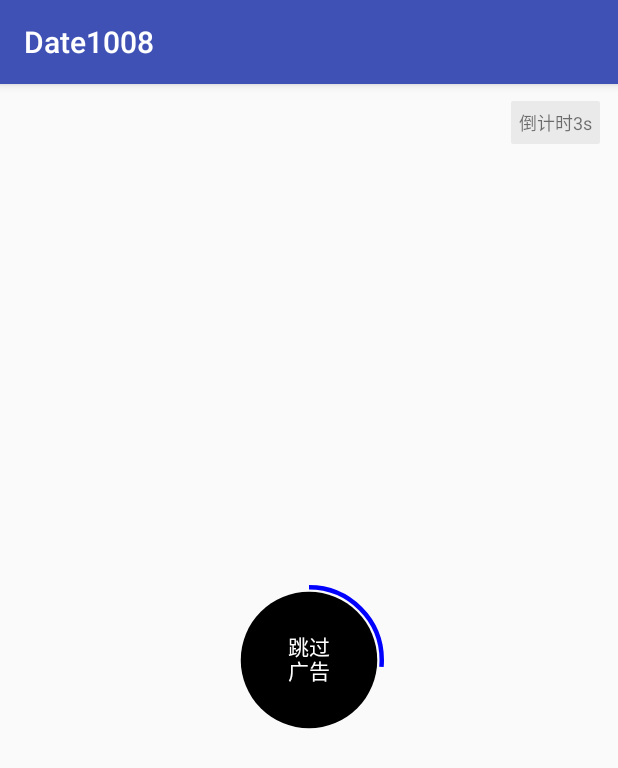
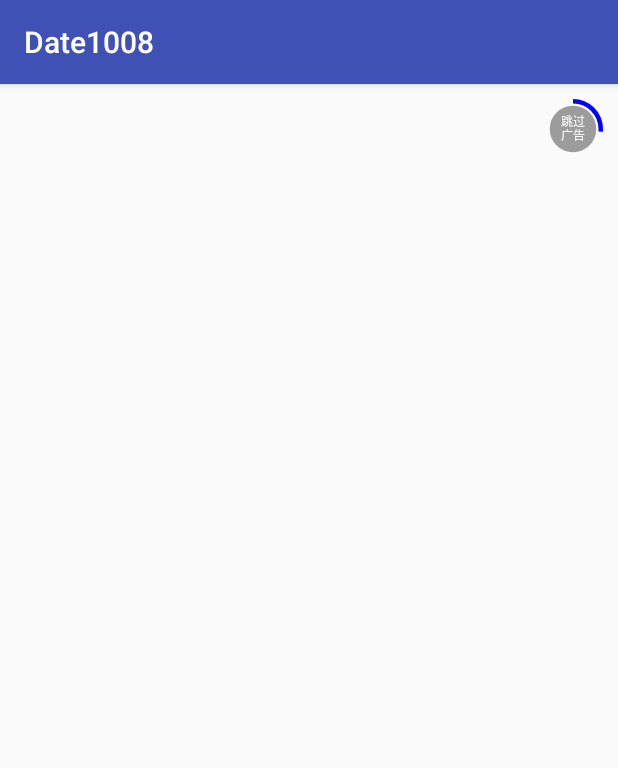
Before and after one commit to jameschen4540/Date1008, an Android app: the SplashActivity screen opened directly, with no data from a screen before it, on a phone screen of 412 x 824 dp. Shown: the top 768 px of the screen. Run offline under Robolectric (Android 15) with nearby library versions, the phone set to English and light mode, and no system bars; 1 statement that could not run was skipped.

```diff
--- a/app/src/main/java/com/ch/date1008/CountDownView.java
+++ b/app/src/main/java/com/ch/date1008/CountDownView.java
@@ -42,6 +42,7 @@ public class CountDownView extends View {
     private StaticLayout staticLayout;
     private float progress;
     private CountDownViewListener listener;
+    private CountDownTimer countDownTimer;
 
 
     public CountDownView(Context context) {
@@ -95,7 +96,7 @@ public class CountDownView extends View {
         borderPaint.setStyle(Paint.Style.STROKE);
         borderPaint.setStrokeWidth(borderWidth);
         borderPaint.setDither(true);
-       // borderPaint.setAlpha(90);
+        // borderPaint.setAlpha(90);
 
         int textWidth = (int) textPaint.measureText(text, 0, (text.length() + 1) / 2);
 
@@ -144,7 +145,7 @@ public class CountDownView extends View {
         int width = getMeasuredWidth();
         int min = Math.min(width, height);
         //画圆
-        canvas.drawCircle(width / 2, height / 2, (float) (min / 2-(1.5*borderWidth)), cyclerPaint);
+        canvas.drawCircle(width / 2, height / 2, (float) (min / 2 - (1.5 * borderWidth)), cyclerPaint);
 
         RectF rectF;
 //        if (width > height) {
@@ -156,7 +157,7 @@ public class CountDownView extends View {
         if (width > height) {
             rectF = new RectF((width - min) / 2 - 2 * borderWidth, 0, (width + min) / 2 + borderWidth * 2, height + borderWidth);
         } else {
-            rectF = new RectF(borderWidth/2, height / 2 - min / 2 + borderWidth/2, width - borderWidth/2 , height / 2 + min / 2 - borderWidth/2 );
+            rectF = new RectF(borderWidth / 2, height / 2 - min / 2 + borderWidth / 2, width - borderWidth / 2, height / 2 + min / 2 - borderWidth / 2);
         }
 
 
@@ -173,7 +174,7 @@ public class CountDownView extends View {
 
     public void start(final int time) {
 
-        CountDownTimer countDownTimer = new CountDownTimer(time, 60) {
+       countDownTimer = new CountDownTimer(time, 60) {
             @Override
             public void onTick(long millisUntilFinished) {
                 progress = ((time - millisUntilFinished) / (float) time) * 360;
@@ -185,7 +186,15 @@ public class CountDownView extends View {
                 listener.onFinshCount();
                 invalidate();
             }
-        }.start();
+        };
+        countDownTimer.start();
+    }
+
+    public void stop() {
+        if (countDownTimer != null) {
+
+            countDownTimer.cancel();
+        }
     }
 
     public void setCountDownViewListener(CountDownViewListener listener) {
--- a/app/src/main/java/com/ch/date1008/SplashActivity.java
+++ b/app/src/main/java/com/ch/date1008/SplashActivity.java
@@ -2,10 +2,9 @@ package com.ch.date1008;
 
 import android.content.Intent;
 import android.os.Bundle;
-import android.os.Handler;
 import android.support.annotation.Nullable;
 import android.support.v7.app.AppCompatActivity;
-import android.widget.TextView;
+import android.view.View;
 
 /**
  * 项目名称：Date1008
@@ -13,22 +12,21 @@ import android.widget.TextView;
  * 创建人：陈志平
  * 创建时间：2016/10/9  15:45
  */
-public class SplashActivity extends AppCompatActivity implements CountDownView.CountDownViewListener {
+public class SplashActivity extends AppCompatActivity implements CountDownView.CountDownViewListener, View.OnClickListener {
 
-    private TextView btn_time;
-    private Handler handler = new Handler();
-    private Runnable runnable;
+    //  private TextView btn_time;
     private CountDownView countDownView;
 
     @Override
     protected void onCreate(@Nullable Bundle savedInstanceState) {
         super.onCreate(savedInstanceState);
         setContentView(R.layout.activity_spash);
-        btn_time = ((TextView) findViewById(R.id.btn_time));
+        //  btn_time = ((TextView) findViewById(R.id.btn_time));
         countDownView = ((CountDownView) findViewById(R.id.count_down_view));
         //countDownView.setAlpha(0.5f);
         countDownView.start(10000);
         countDownView.setCountDownViewListener(this);
+        countDownView.setOnClickListener(this);
 
 
         // 判断是否是第一次开启应用
@@ -70,6 +68,7 @@ public class SplashActivity extends AppCompatActivity implements CountDownView.C
 //            }
 //        });
 
+
 //
 //        handler.postDelayed(runnable=new Runnable() {
 //            @Override
@@ -94,4 +93,12 @@ public class SplashActivity extends AppCompatActivity implements CountDownView.C
         finish();
 
     }
+
+    @Override
+    public void onClick(View v) {
+        countDownView.stop();
+        Intent i = new Intent(SplashActivity.this, MainActivity.class);
+        startActivity(i);
+        finish();
+    }
 }
--- a/app/src/main/res/layout/activity_spash.xml
+++ b/app/src/main/res/layout/activity_spash.xml
@@ -4,31 +4,34 @@
     android:layout_width="match_parent"
     android:layout_height="match_parent">
 
-    <TextView
-        android:id="@+id/btn_time"
-        android:layout_width="wrap_content"
-        android:layout_height="wrap_content"
-        android:layout_alignParentEnd="true"
-        android:layout_alignParentRight="true"
-        android:layout_alignParentTop="true"
-        android:layout_marginEnd="12dp"
-        android:layout_marginRight="12dp"
-        android:layout_marginTop="11dp"
-        android:background="@drawable/button_bg"
-        android:clickable="true"
-        android:padding="5dp"
-        android:text="倒计时3s"
-        android:textSize="12sp" />
+    <!--<TextView-->
+    <!--android:id="@+id/btn_time"-->
+    <!--android:layout_width="wrap_content"-->
+    <!--android:layout_height="wrap_content"-->
+    <!--android:layout_alignParentEnd="true"-->
+    <!--android:layout_alignParentRight="true"-->
+    <!--android:layout_alignParentTop="true"-->
+    <!--android:layout_marginEnd="12dp"-->
+    <!--android:layout_marginRight="12dp"-->
+    <!--android:layout_marginTop="11dp"-->
+    <!--android:background="@drawable/button_bg"-->
+    <!--android:clickable="true"-->
+    <!--android:padding="5dp"-->
+    <!--android:text="倒计时3s"-->
+    <!--android:textSize="12sp" />-->
 
     <com.ch.date1008.CountDownView
         android:id="@+id/count_down_view"
-        android:layout_width="100dp"
-        android:layout_height="100dp"
-        android:layout_centerInParent="true"
+        android:layout_width="40dp"
+        android:layout_height="40dp"
+        android:layout_alignParentRight="true"
+        android:layout_alignParentTop="true"
+        android:layout_margin="10dp"
+        app:background_color="#66111111"
         app:border_color="#0000ff"
         app:border_width="3dp"
         app:text="跳过广告"
         app:textColor="#ffffff"
-        app:background_color="#000000"
-        app:textSize="14sp" />
+        android:clickable="true"
+        app:textSize="8sp" />
 </RelativeLayout>
```
